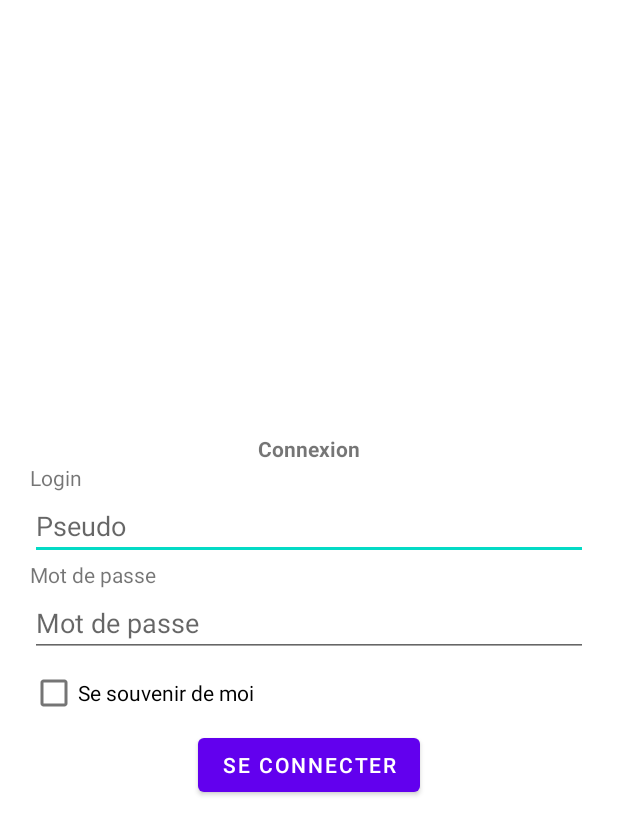
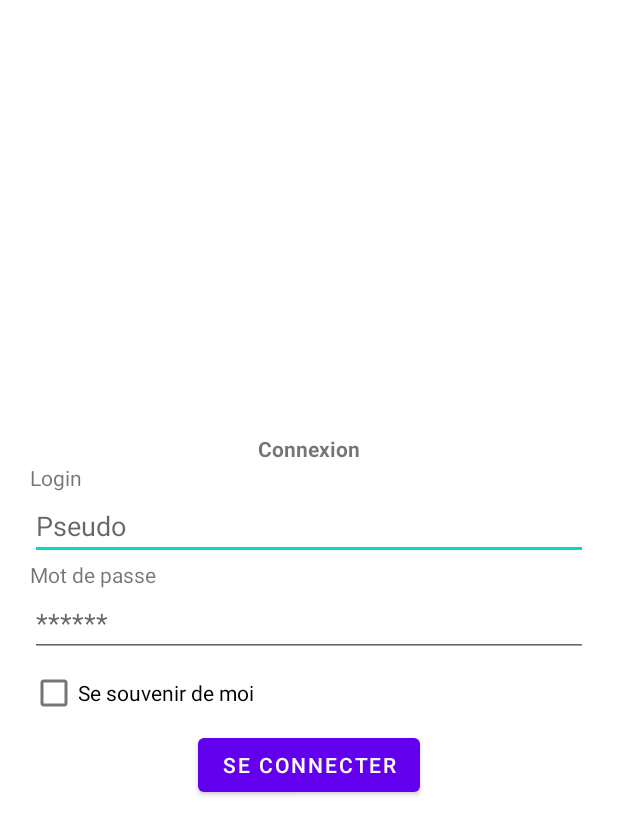
Before and after one commit to Ladislus/m1_android_project, an Android app: the layout activity_connexion_view.xml on its own in the app's theme, with its tools: preview values and no code run, on a phone screen of 412 x 824 dp. Shown: the top 835 px of the screen. Run offline under Robolectric (Android 15) with nearby library versions, the phone set to English and light mode, and no system bars.

```diff
--- a/app/src/main/res/values/strings.xml
+++ b/app/src/main/res/values/strings.xml
@@ -4,7 +4,7 @@
     <string name="loginTitle">Login</string>
     <string name="hintLogin">Pseudo</string>
     <string name="passwordTitle">Mot de passe</string>
-    <string name="hintpassword">Mot de passe</string>
+    <string name="hintpassword">******</string>
     <string name="connexionButton">Se connecter</string>
     <string name="labelCheckLogin">Se souvenir de moi</string>
 </resources>
```
Also changed, not shown: app/src/main/java/univ/orleans/ttl/isokachallenge/ConnexionView.java (+18 -17 lines).
